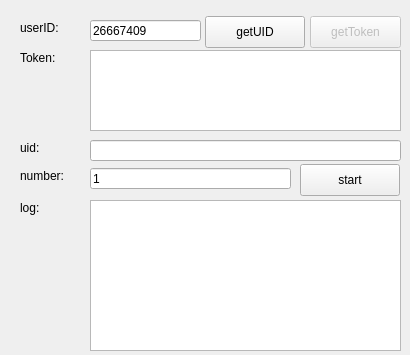
bllxmxa/yanglegeyang, file widget.ui: the form before one commit.
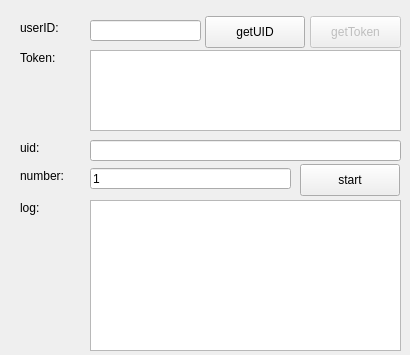
The form after the commit.

```diff
--- a/widget.ui
+++ b/widget.ui
@@ -48,7 +48,7 @@
     </rect>
    </property>
    <property name="text">
-    <string>26667409</string>
+    <string/>
    </property>
   </widget>
   <widget class="QPushButton" name="pushButton">
```
